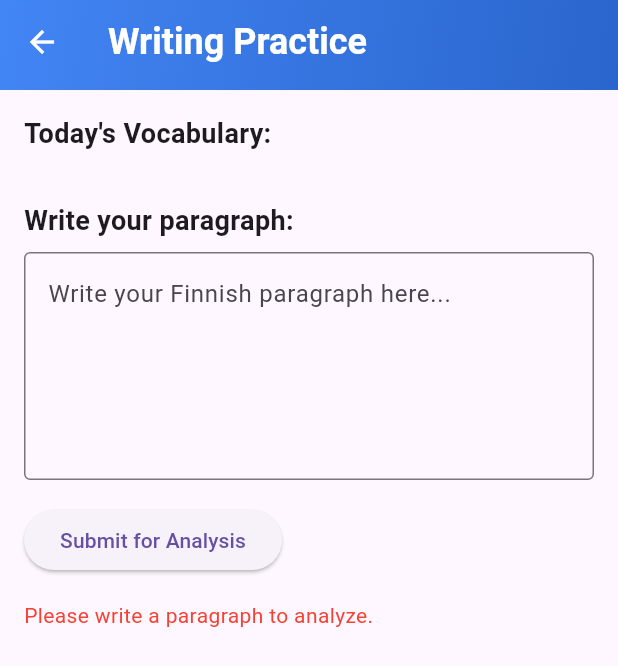
After one commit to monodara/Suomi-Opinto-Avustaja, a Flutter app: the WritingPracticePage screen opened directly, after a tap on "Submit for Analysis", on a phone screen of 412 x 824 dp. The commit adds this screen. Shown: the top 666 px of the screen. Run offline on Flutter 3.47's test engine with Material 3 defaults, Android fonts, the phone set to English and light mode, and no system bars; our stand-ins replace flutter_tts, hive, hive_flutter; accounts and stored records are empty; generated files the repository leaves out were written again; network calls fail; Roboto replaces fonts that are missing (NotoSans).

Commit message:
Implemented "writing practice" feature.

```diff
--- /dev/null
+++ b/frontend/lib/pages/writing_practice_page.dart
@@ -0,0 +1,210 @@
+import 'package:flutter/material.dart';
+import 'package:frontend/models/saved_word.dart';
+import 'package:frontend/repositories/word_repository.dart';
+import 'package:frontend/services/api_service.dart';
+import 'dart:convert';
+
+class WritingPracticePage extends StatefulWidget {
+  const WritingPracticePage({super.key});
+
+  @override
+  State<WritingPracticePage> createState() => _WritingPracticePageState();
+}
+
+class _WritingPracticePageState extends State<WritingPracticePage> {
+  final TextEditingController _paragraphController = TextEditingController();
+  List<SavedWord> _todayVocabulary = [];
+  String? _originalParagraph;
+  String? _correctedParagraph;
+  String? _correctionsExplanation;
+  String? _vocabularyUsageFeedback;
+  bool _isLoading = false;
+  String? _errorMessage;
+
+  @override
+  void initState() {
+    super.initState();
+    _loadTodayVocabulary();
+  }
+
+  Future<void> _loadTodayVocabulary() async {
+    try {
+      final words = await WordRepository.instance.getRandomWords(5);
+      setState(() {
+        _todayVocabulary = words;
+      });
+    } catch (e) {
+      setState(() {
+        _errorMessage = 'Failed to load vocabulary: $e';
+      });
+    }
+  }
+
+  Future<void> _submitForAnalysis() async {
+    if (_paragraphController.text.trim().isEmpty) {
+      setState(() {
+        _errorMessage = 'Please write a paragraph to analyze.';
+      });
+      return;
+    }
+
+    setState(() {
+      _isLoading = true;
+      _errorMessage = null;
+      _originalParagraph = null;
+      _correctedParagraph = null;
+      _correctionsExplanation = null;
+      _vocabularyUsageFeedback = null;
+    });
+
+    try {
+      final vocabularyWords = _todayVocabulary.map((word) => word.word).toList();
+      final result = await ApiService.instance.writingPracticeAnalysis(
+        _paragraphController.text,
+        vocabularyWords,
+      );
+
+      final String rawAnalysis = result['analysis_result'];
+      final decoded = jsonDecode(rawAnalysis);
+
+      if (decoded is Map<String, dynamic>) {
+        setState(() {
+          _originalParagraph = decoded['original_paragraph'];
+          _correctedParagraph = decoded['corrected_paragraph'];
+          _correctionsExplanation = decoded['corrections_explanation'];
+          _vocabularyUsageFeedback = decoded['vocabulary_usage_feedback'];
+        });
+      } else {
+        setState(() {
+          _errorMessage = 'AI analysis returned unexpected format: $rawAnalysis';
+        });
+      }
+    } catch (e) {
+      setState(() {
+        _errorMessage = 'Error during analysis: $e';
+      });
+    } finally {
+      setState(() {
+        _isLoading = false;
+      });
+    }
+  }
+
+  @override
+  void dispose() {
+    _paragraphController.dispose();
+    super.dispose();
+  }
+
+  @override
+  Widget build(BuildContext context) {
+    return Scaffold(
+      appBar: PreferredSize(
+        preferredSize: const Size.fromHeight(60.0),
+        child: Container(
+          decoration: const BoxDecoration(
+            gradient: LinearGradient(
+              begin: Alignment.topLeft,
+              end: Alignment.bottomRight,
+              colors: [
+                Color(0xFF4285F4), // Start color (original blue)
+                Color(0xFF2A65CC), // Slightly darker blue for gradient effect
+              ],
+            ),
+          ),
+          child: AppBar(
+            title: const Text(
+              'Writing Practice',
+              style: TextStyle(
+                color: Colors.white,
+                fontSize: 24,
+                fontWeight: FontWeight.bold,
+              ),
+            ),
+            backgroundColor: Colors.transparent,
+            foregroundColor: Colors.white,
+            elevation: 0,
+            leading: IconButton(
+              icon: const Icon(Icons.arrow_back, color: Colors.white),
+              onPressed: () => Navigator.pop(context),
+            ),
+          ),
+        ),
+      ),
+      body: SingleChildScrollView(
+        padding: const EdgeInsets.all(16.0),
+        child: Column(
+          crossAxisAlignment: CrossAxisAlignment.start,
+          children: [
+            const Text(
+              'Today\'s Vocabulary:',
+              style: TextStyle(fontSize: 18, fontWeight: FontWeight.bold),
+            ),
+            const SizedBox(height: 8),
+            Wrap(
+              spacing: 8.0,
+              runSpacing: 4.0,
+              children: _todayVocabulary.map((word) => Chip(label: Text(word.word))).toList(),
+            ),
+            const SizedBox(height: 24),
+            const Text(
+              'Write your paragraph:',
+              style: TextStyle(fontSize: 18, fontWeight: FontWeight.bold),
+            ),
+            const SizedBox(height: 8),
+            TextField(
+              controller: _paragraphController,
+              maxLines: 5,
+              decoration: const InputDecoration(
+                border: OutlineInputBorder(),
+                hintText: 'Write your Finnish paragraph here...',
+              ),
+            ),
+            const SizedBox(height: 16),
+            _isLoading
+                ? const Center(child: CircularProgressIndicator())
+                : ElevatedButton(
+                    onPressed: _submitForAnalysis,
+                    child: const Text('Submit for Analysis'),
+                  ),
+            if (_errorMessage != null)
+              Padding(
+                padding: const EdgeInsets.only(top: 16.0),
+                child: Text(
+                  _errorMessage!,
+                  style: const TextStyle(color: Colors.red),
+                ),
+              ),
+            if (_correctedParagraph != null) ...[
+              const SizedBox(height: 24),
+              const Text(
+                'Corrected Paragraph:',
+                style: TextStyle(fontSize: 18, fontWeight: FontWeight.bold),
+              ),
+              const SizedBox(height: 8),
+              Text(_correctedParagraph!),
+            ],
+            if (_correctionsExplanation != null) ...[
+              const SizedBox(height: 24),
+              const Text(
+                'Corrections Explanation:',
+                style: TextStyle(fontSize: 18, fontWeight: FontWeight.bold),
+              ),
+              const SizedBox(height: 8),
+              Text(_correctionsExplanation!),
+            ],
+            if (_vocabularyUsageFeedback != null) ...[
+              const SizedBox(height: 24),
+              const Text(
+                'Vocabulary Usage Feedback:',
+                style: TextStyle(fontSize: 18, fontWeight: FontWeight.bold),
+              ),
+              const SizedBox(height: 8),
+              Text(_vocabularyUsageFeedback!),
+            ],
+          ],
+        ),
+      ),
+    );
+  }
+}
--- a/frontend/lib/services/api_service.dart
+++ b/frontend/lib/services/api_service.dart
@@ -138,4 +138,27 @@ class ApiService {
       throw Exception('Error during LLM analysis: $e');
     }
   }
+
+  Future<Map<String, dynamic>> writingPracticeAnalysis(String userParagraph, List<String> vocabularyWords) async {
+    try {
+      final response = await http.post(
+        Uri.parse('$apiBaseUrl/writing-practice'),
+        headers: {'Content-Type': 'application/json'},
+        body: jsonEncode({
+          'user_paragraph': userParagraph,
+          'vocabulary_words': vocabularyWords,
+        }),
+      );
+
+      if (response.statusCode == 200) {
+        return jsonDecode(response.body);
+      } else {
+        throw Exception(
+          'Failed to perform writing practice analysis: ${response.statusCode}',
+        );
+      }
+    } catch (e) {
+      throw Exception('Error during writing practice analysis: $e');
+    }
+  }
 }
```
Also changed, not shown: frontend/lib/pages/home.dart (+11 -0 lines), 4 other files.
